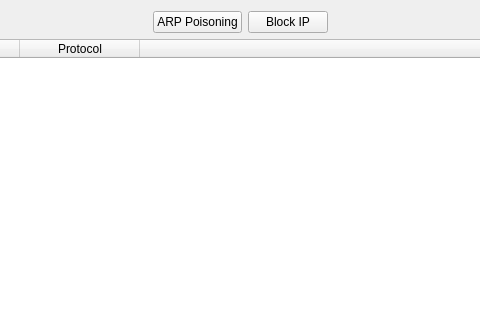
Qt form mainwindow.ui (Shinao/CDansLair) before a commit; both pictures show x 352 to 832 and y 0 to 320 of the 1271 by 535 pixel window.
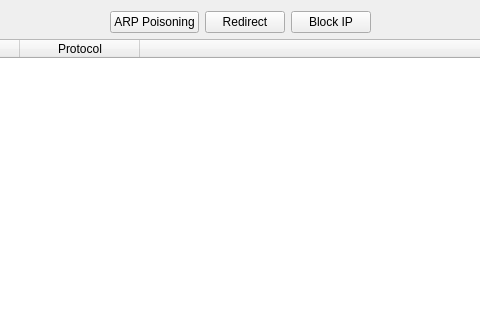
The same form after that commit.

Commit message: Checksum modify tcp - redirect toggle arp

```diff
--- a/mainwindow.ui
+++ b/mainwindow.ui
@@ -104,6 +104,13 @@
         </property>
        </widget>
       </item>
+      <item>
+       <widget class="QPushButton" name="pb_redirect">
+        <property name="text">
+         <string>Redirect</string>
+        </property>
+       </widget>
+      </item>
       <item>
        <widget class="QPushButton" name="pb_block">
         <property name="text">
```
The commit also changes 4 other files.
